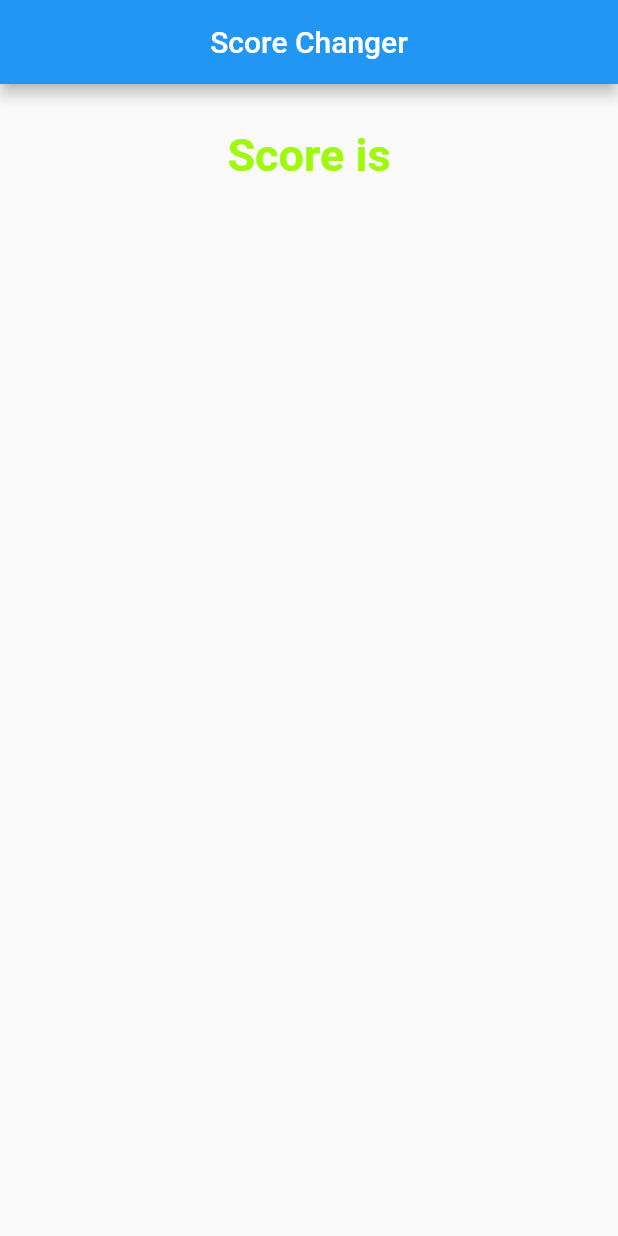
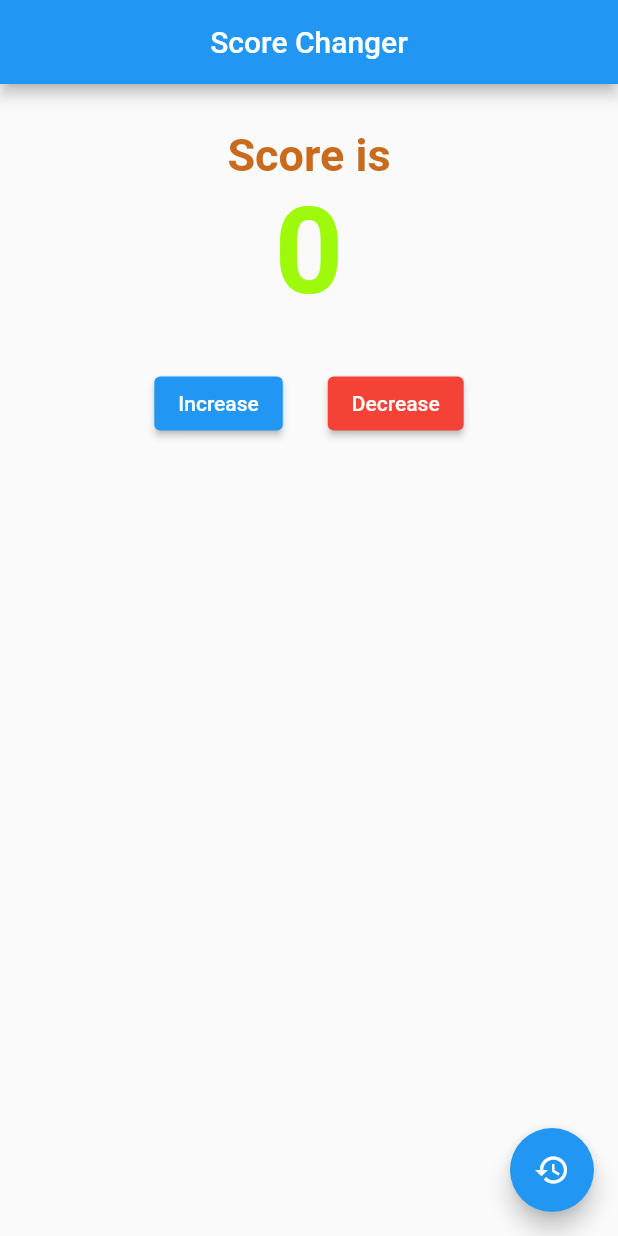
Before and after one commit to Manish-hash/ScoreApp, a Flutter app: the screen it shows after launch, on a phone screen of 412 x 824 dp. Run offline on Flutter 3.47's test engine with Material 2 defaults, Android fonts, the phone set to English and light mode, and no system bars.

Commit message:
added botton

```diff
--- a/lib/main.dart
+++ b/lib/main.dart
@@ -5,7 +5,7 @@ void main() {
 }
 
 class ScoreApp extends StatelessWidget {
-  const ScoreApp ({super.key});
+  const ScoreApp({Key? key}) : super(key: key);
   @override
   Widget build(BuildContext context) {
     return const MaterialApp(
@@ -17,30 +17,100 @@ class ScoreApp extends StatelessWidget {
 }
 
 class ScoreHome extends StatefulWidget {
-  const ScoreHome({super.key});
+  const ScoreHome({Key? key}) : super(key: key);
 
   @override
   State<ScoreHome> createState() => _ScoreHomeState();
 }
 
 class _ScoreHomeState extends State<ScoreHome> {
+  int score = 0;
+
+  void increaseScore() {
+    setState(() {
+      score++;
+    });
+  }
+
+  void decreaseScore() {
+    setState(() {
+      score--;
+    });
+  }
+
+  void resetScore() {
+    setState(() {
+      score = 0;
+    });
+  }
+
   @override
   Widget build(BuildContext context) {
     return Scaffold(
-        appBar: AppBar(
-        title:const Text("Score Changer"),
+      appBar: AppBar(
+        title: const Text("Score Changer"),
         centerTitle: true,
-
       ),
-
-      body: const Column(
+      floatingActionButton: FloatingActionButton(
+        child: Icon(Icons.restore_outlined),
+        onPressed: resetScore,
+      ),
+      body: Column(
         children: [
-SizedBox(height:30,),
- Center(child: Text("Score is", style: TextStyle(color: Color.fromARGB(255, 159, 249, 13), fontSize: 30, fontWeight:FontWeight.bold),))
-
+          const SizedBox(
+            height: 30,
+          ),
+          const Center(
+            child: Text(
+              "Score is",
+              style: TextStyle(
+                color: Color.fromARGB(255, 200, 107, 31),
+                fontSize: 30,
+                fontWeight: FontWeight.bold,
+              ),
+            ),
+          ),
+          Center(
+            child: Text(
+              "$score",
+              style: TextStyle(
+                color: Color.fromARGB(255, 159, 249, 13),
+                fontSize: 80,
+                fontWeight: FontWeight.bold,
+              ),
+            ),
+          ),
+          const SizedBox(
+            height: 30,
+          ),
+          Center(
+            child: Row(
+              mainAxisAlignment: MainAxisAlignment.center,
+              children: [
+                ElevatedButton(
+                  style: ButtonStyle(
+                    backgroundColor:
+                        MaterialStateProperty.all<Color>(Colors.blue),
+                  ),
+                  onPressed: increaseScore,
+                  child: const Text("Increase"),
+                ),
+                const SizedBox(
+                  width: 30,
+                ),
+                ElevatedButton(
+                  style: ButtonStyle(
+                    backgroundColor:
+                        MaterialStateProperty.all<Color>(Colors.red),
+                  ),
+                  onPressed: decreaseScore,
+                  child: const Text("Decrease"),
+                ),
+              ],
+            ),
+          )
         ],
-        ),
+      ),
     );
-
   }
 }
```
